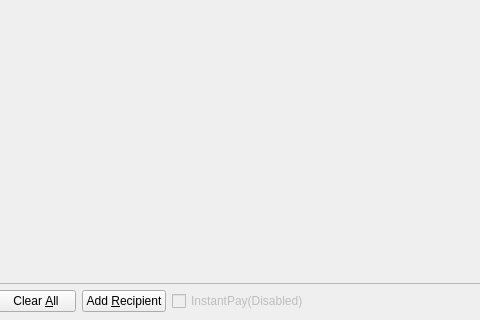
Old version of the form src/qt/forms/sendcoinsdialog.ui in the repository Mythicaler/Smartcoin-core; both pictures show x 171 to 651 and y 206 to 526 of the 850 by 526 pixel window.
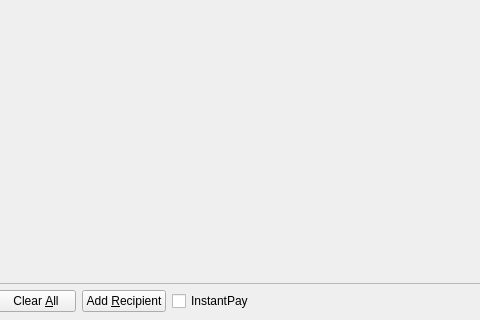
New version of the form. Icons and pictures are not drawn. Custom widgets are drawn as their Qt base class.

```diff
--- a/src/qt/forms/sendcoinsdialog.ui
+++ b/src/qt/forms/sendcoinsdialog.ui
@@ -728,14 +728,11 @@
      <item>
       <widget class="QCheckBox" name="checkUseInstantSend">
        <property name="text">
-        <string>InstantPay(Disabled)</string>
+        <string>InstantPay</string>
        </property>
        <property name="checked">
         <bool>false</bool>
        </property>
-       <property name="enabled">
-        <bool>false</bool>
-       </property>
       </widget>
      </item>
      <item>
```
